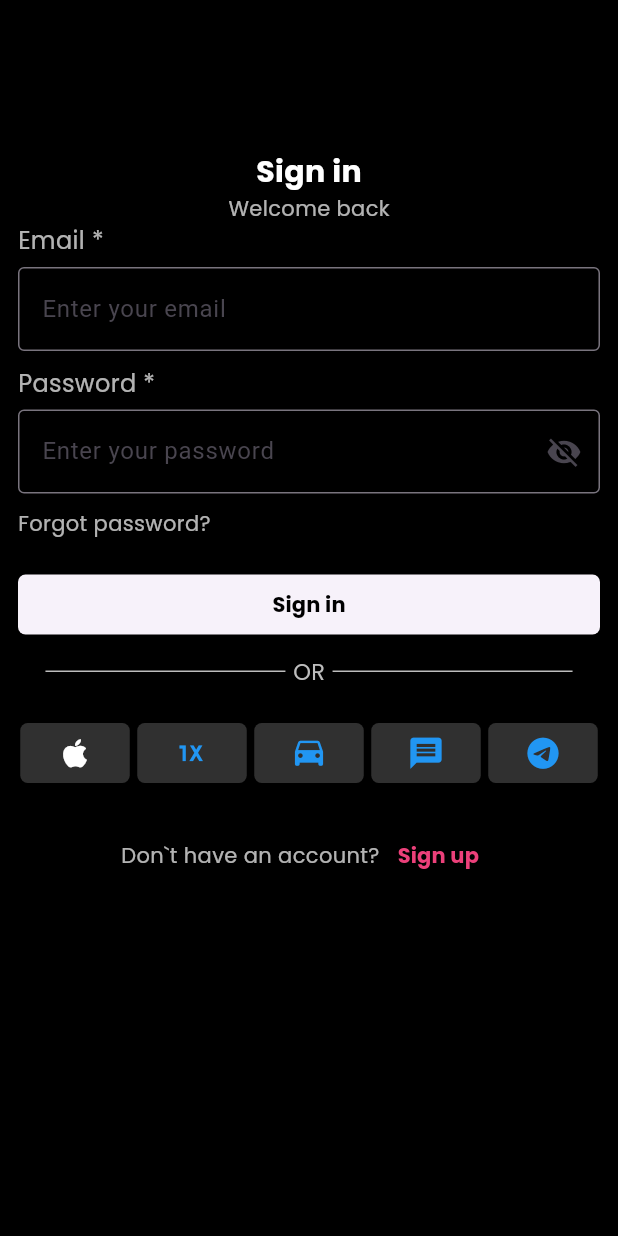
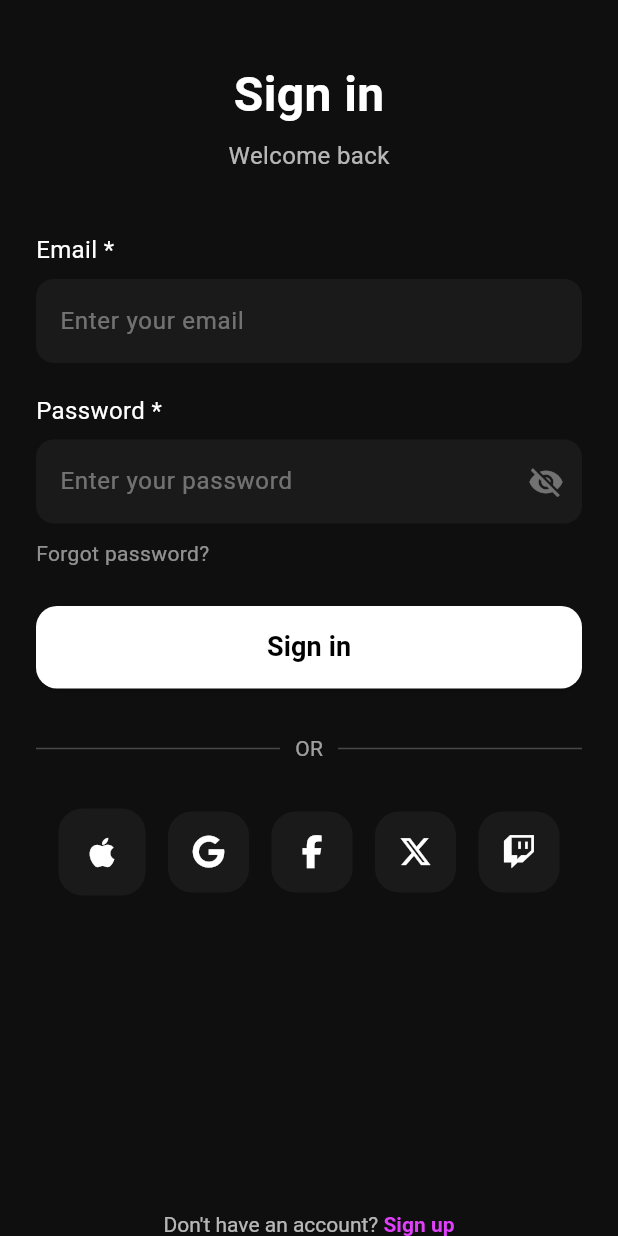
Before and after one commit to ranjithkumar-gitch/harmanapp, a Flutter app: the screen it shows after launch, on a phone screen of 412 x 824 dp. Run offline on Flutter 3.47's test engine with Material 3 defaults, Android fonts, the phone set to English and light mode, and no system bars; our stand-ins replace font_awesome_flutter.

Commit message:
login screen and basic info card ui done

```diff
--- a/lib/LoginScreen.dart
+++ b/lib/LoginScreen.dart
@@ -1,253 +1,196 @@
-import 'dart:math';
+import 'package:flutter/material.dart';
+import 'package:font_awesome_flutter/font_awesome_flutter.dart';
+import 'package:harmanapp/basicinfo_screen.dart';
+import 'package:flutter/gestures.dart';
 
-import 'package:flutter/material.dart';
-import 'package:google_fonts/google_fonts.dart';
-
-class Loginscreen extends StatefulWidget {
+class Loginscreen extends StatelessWidget {
   const Loginscreen({super.key});
 
   @override
-  State<Loginscreen> createState() => _LoginscreenState();
-}
-
-class _LoginscreenState extends State<Loginscreen> {
-  bool _passwordVisible = true;
-  @override
   Widget build(BuildContext context) {
     return Scaffold(
-      body: Container(
-        color: Colors.black,
-        width: double.infinity,
-        height: double.infinity,
+      backgroundColor: const Color(0xFF0F0F0F),
+      body: SafeArea(
         child: Padding(
-          padding: const EdgeInsets.only(
-            left: 12.0,
-            right: 12.0,
-            top: 100,
-            //bottom: 50,
-          ),
-          child: Form(
+          padding: const EdgeInsets.symmetric(horizontal: 24),
+          child: Column(
+            crossAxisAlignment: CrossAxisAlignment.start,
+            children: [
+              const SizedBox(height: 40),
+
+              const Center(
                 child: Column(
                   children: [
                     Text(
-                  'Sign in',
-                  style: GoogleFonts.poppins(
-                    fontSize: 20,
+                      "Sign in",
+                      style: TextStyle(
+                        color: Colors.white,
+                        fontSize: 32,
                         fontWeight: FontWeight.bold,
-                    color: Colors.white,
                       ),
                     ),
+                    SizedBox(height: 6),
                     Text(
-                  'Welcome back',
-                  style: GoogleFonts.poppins(
-                    fontSize: 14,
-                    color: Colors.white70,
+                      "Welcome back",
+                      style: TextStyle(color: Colors.white70, fontSize: 16),
+                    ),
+                  ],
                 ),
               ),
-                _buildEmailField("Email *"),
-                SizedBox(height: 10),
-                _buildPasswordField("Password *"),
-                SizedBox(height: 10),
-                _buildForgotField("Forgot password?"),
-                SizedBox(height: 10),
-                _divider("OR"),
-                SizedBox(height: 20),
-                _buildElevatedButtons(),
-                SizedBox(height: 20),
-                _buildTextSignup("Don`t have an account?", "Sign up"),
+
+              const SizedBox(height: 40),
+
+              const Text(
+                "Email *",
+                style: TextStyle(color: Colors.white, fontSize: 16),
+              ),
+              const SizedBox(height: 8),
+
+              TextField(
+                style: const TextStyle(color: Colors.white),
+                decoration: InputDecoration(
+                  hintText: "Enter your email",
+                  hintStyle: const TextStyle(color: Colors.white38),
+                  filled: true,
+                  fillColor: const Color(0xFF1A1A1A),
+                  border: OutlineInputBorder(
+                    borderRadius: BorderRadius.circular(12),
+                    borderSide: BorderSide.none,
+                  ),
+                ),
+              ),
+
+              const SizedBox(height: 20),
+
+              const Text(
+                "Password *",
+                style: TextStyle(color: Colors.white, fontSize: 16),
+              ),
+              const SizedBox(height: 8),
+
+              TextField(
+                obscureText: true,
+                style: const TextStyle(color: Colors.white),
+                decoration: InputDecoration(
+                  hintText: "Enter your password",
+                  hintStyle: const TextStyle(color: Colors.white38),
+                  filled: true,
+                  fillColor: const Color(0xFF1A1A1A),
+                  suffixIcon: const Icon(
+                    Icons.visibility_off,
+                    color: Colors.white38,
+                  ),
+                  border: OutlineInputBorder(
+                    borderRadius: BorderRadius.circular(12),
+                    borderSide: BorderSide.none,
+                  ),
+                ),
+              ),
+
+              const SizedBox(height: 10),
+              const Text(
+                "Forgot password?",
+                style: TextStyle(color: Colors.white54),
+              ),
+
+              const SizedBox(height: 25),
+
+              SizedBox(
+                width: double.infinity,
+                height: 55,
+                child: ElevatedButton(
+                  onPressed: () {},
+                  style: ElevatedButton.styleFrom(
+                    backgroundColor: Colors.white,
+                    foregroundColor: Colors.black,
+                    shape: RoundedRectangleBorder(
+                      borderRadius: BorderRadius.circular(14),
+                    ),
+                  ),
+                  child: const Text(
+                    "Sign in",
+                    style: TextStyle(fontSize: 18, fontWeight: FontWeight.bold),
+                  ),
+                ),
+              ),
+
+              const SizedBox(height: 30),
+
+              Row(
+                children: [
+                  Expanded(child: Container(height: 1, color: Colors.white24)),
+                  const Padding(
+                    padding: EdgeInsets.symmetric(horizontal: 10),
+                    child: Text("OR", style: TextStyle(color: Colors.white60)),
+                  ),
+                  Expanded(child: Container(height: 1, color: Colors.white24)),
                 ],
               ),
+
+              const SizedBox(height: 30),
+
+              Row(
+                mainAxisAlignment: MainAxisAlignment.spaceEvenly,
+                children: const [
+                  _SocialIcon(icon: Icons.apple),
+                  _SocialIcon(icon: FontAwesomeIcons.google, size: 22),
+                  _SocialIcon(icon: FontAwesomeIcons.facebookF, size: 22),
+                  _SocialIcon(icon: FontAwesomeIcons.xTwitter, size: 22),
+                  _SocialIcon(icon: FontAwesomeIcons.twitch, size: 22),
+                ],
+              ),
+
+              const Spacer(),
+
+              Center(
+                child: RichText(
+                  text: TextSpan(
+                    text: "Don't have an account? ",
+                    style: const TextStyle(color: Colors.white70),
+                    children: [
+                      TextSpan(
+                        text: "Sign up",
+                        style: const TextStyle(
+                          color: Colors.purpleAccent,
+                          fontWeight: FontWeight.bold,
+                        ),
+                        recognizer: TapGestureRecognizer()
+                          ..onTap = () {
+                            Navigator.push(
+                              context,
+                              MaterialPageRoute(
+                                builder: (context) => const BasicInfoScreen(),
+                              ),
+                            );
+                          },
+                      ),
+                    ],
+                  ),
+                ),
+              ),
+            ],
           ),
         ),
       ),
     );
   }
-
-  Widget _buildEmailField(String label) {
-    return Column(
-      crossAxisAlignment: CrossAxisAlignment.start,
-      children: [
-        Text(
-          label,
-          style: GoogleFonts.poppins(fontSize: 16, color: Colors.white70),
-        ),
-        const SizedBox(height: 6),
-        TextField(
-          decoration: InputDecoration(
-            border: OutlineInputBorder(),
-            hintText: "Enter your email",
-          ),
-          keyboardType: TextInputType.emailAddress,
-        ),
-      ],
-    );
 }
 
-  Widget _buildPasswordField(String label) {
-    return Column(
-      crossAxisAlignment: CrossAxisAlignment.start,
-      children: [
-        Text(
-          label,
-          style: GoogleFonts.poppins(fontSize: 16, color: Colors.white70),
+class _SocialIcon extends StatelessWidget {
+  final IconData icon;
+  final double size;
+
+  const _SocialIcon({required this.icon, this.size = 26});
+
+  @override
+  Widget build(BuildContext context) {
+    return Container(
+      padding: const EdgeInsets.all(16),
+      decoration: BoxDecoration(
+        color: const Color(0xFF1A1A1A),
+        borderRadius: BorderRadius.circular(16),
       ),
-        const SizedBox(height: 6),
-        TextField(
-          decoration: InputDecoration(
-            border: OutlineInputBorder(),
-            hintText: "Enter your password",
-            suffixIcon: Icon(
-              _passwordVisible ? Icons.visibility_off : Icons.visibility,
-            ),
-          ),
-          obscureText: true,
-        ),
-      ],
-    );
-  }
-
-  _buildForgotField(String label) {
-    return Column(
-      crossAxisAlignment: CrossAxisAlignment.start,
-      children: [
-        Text(
-          'Forgot password?',
-          style: GoogleFonts.poppins(fontSize: 14, color: Colors.white70),
-        ),
-        SizedBox(height: 20),
-        SizedBox(
-          width: double.infinity,
-          child: ElevatedButton(
-            style: ElevatedButton.styleFrom(
-              shape: RoundedRectangleBorder(
-                borderRadius: BorderRadius.circular(5.0),
-              ),
-            ),
-            onPressed: () {},
-            child: Text(
-              'Sign in',
-              style: GoogleFonts.poppins(
-                fontSize: 14,
-                fontWeight: FontWeight.bold,
-                color: Colors.black,
-              ),
-            ),
-          ),
-        ),
-      ],
-    );
-  }
-
-  _divider(String label) {
-    return Column(
-      children: [
-        Row(
-          mainAxisAlignment: MainAxisAlignment.center,
-          children: [
-            SizedBox(width: 160, child: Divider(color: Colors.grey[400])),
-            SizedBox(width: 5),
-            Text(
-              label,
-              style: GoogleFonts.poppins(fontSize: 15, color: Colors.grey[400]),
-            ),
-            SizedBox(width: 5),
-            SizedBox(width: 160, child: Divider(color: Colors.grey[400])),
-          ],
-        ),
-      ],
-    );
-  }
-
-  _buildElevatedButtons() {
-    return Column(
-      children: [
-        Row(
-          mainAxisAlignment: MainAxisAlignment.center,
-          children: [
-            ElevatedButton(
-              style: ElevatedButton.styleFrom(
-                shape: RoundedRectangleBorder(
-                  borderRadius: BorderRadius.circular(5.0),
-                ),
-                backgroundColor: Colors.grey[850],
-              ),
-              onPressed: () {},
-              child: Icon(Icons.apple, color: Colors.white, size: 25),
-            ),
-            SizedBox(width: 5),
-            ElevatedButton(
-              style: ElevatedButton.styleFrom(
-                shape: RoundedRectangleBorder(
-                  borderRadius: BorderRadius.circular(5.0),
-                ),
-                backgroundColor: Colors.grey[850],
-              ),
-              onPressed: () {},
-              child: Icon(Icons.one_x_mobiledata, color: Colors.blue, size: 25),
-            ),
-            SizedBox(width: 5),
-            ElevatedButton(
-              style: ElevatedButton.styleFrom(
-                shape: RoundedRectangleBorder(
-                  borderRadius: BorderRadius.circular(5.0),
-                ),
-                backgroundColor: Colors.grey[850],
-              ),
-              onPressed: () {},
-              child: Icon(Icons.drive_eta, color: Colors.blue, size: 25),
-            ),
-            SizedBox(width: 5),
-            ElevatedButton(
-              style: ElevatedButton.styleFrom(
-                shape: RoundedRectangleBorder(
-                  borderRadius: BorderRadius.circular(5.0),
-                ),
-                backgroundColor: Colors.grey[850],
-              ),
-              onPressed: () {},
-              child: Icon(Icons.message, color: Colors.blue, size: 25),
-            ),
-            SizedBox(width: 5),
-            ElevatedButton(
-              style: ElevatedButton.styleFrom(
-                shape: RoundedRectangleBorder(
-                  borderRadius: BorderRadius.circular(5.0),
-                ),
-                backgroundColor: Colors.grey[850],
-              ),
-              onPressed: () {},
-              child: Icon(Icons.telegram, color: Colors.blue, size: 25),
-            ),
-          ],
-        ),
-      ],
-    );
-  }
-
-  _buildTextSignup(String label, String buttonLbl) {
-    return Column(
-      children: [
-        Row(
-          mainAxisAlignment: MainAxisAlignment.center,
-          children: [
-            Text(
-              label,
-              style: GoogleFonts.poppins(fontSize: 14, color: Colors.white70),
-            ),
-            TextButton(
-              onPressed: () {},
-              child: Text(
-                buttonLbl,
-                style: GoogleFonts.poppins(
-                  fontSize: 14,
-                  color: Colors.pink[400],
-                  fontWeight: FontWeight.bold,
-                ),
-              ),
-            ),
-          ],
-        ),
-      ],
+      child: Icon(icon, size: size, color: Colors.white),
     );
   }
 }
--- a/pubspec.yaml
+++ b/pubspec.yaml
@@ -34,6 +34,8 @@ dependencies:
   # The following adds the Cupertino Icons font to your application.
   # Use with the CupertinoIcons class for iOS style icons.
   cupertino_icons: ^1.0.8
+  google_fonts: ^6.3.3
+  font_awesome_flutter: ^10.12.0
 
 dev_dependencies:
   flutter_test:
```
Also changed, not shown: lib/basicinfo_screen.dart (added, +269 -0 lines). Lines whose indentation alone changed are shown as unchanged.
